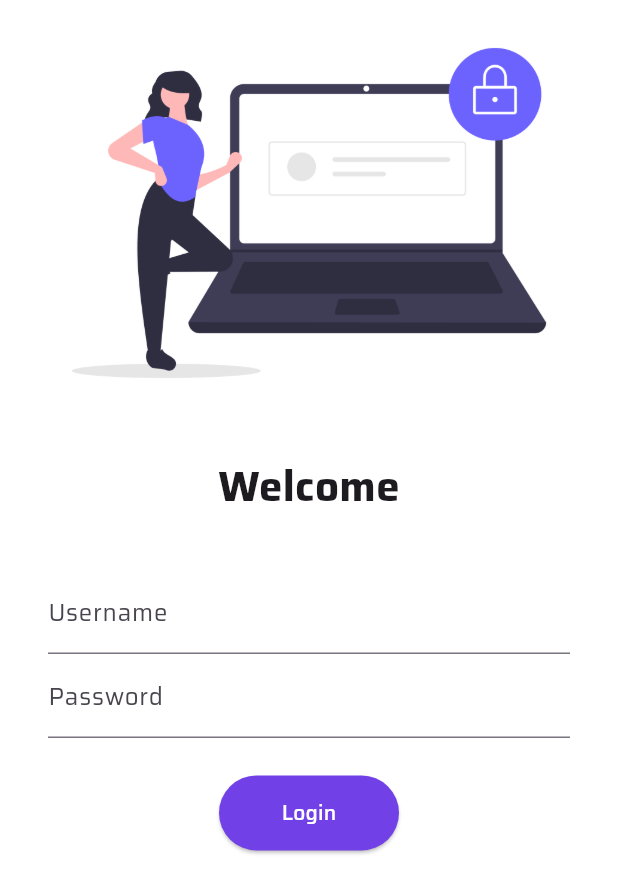
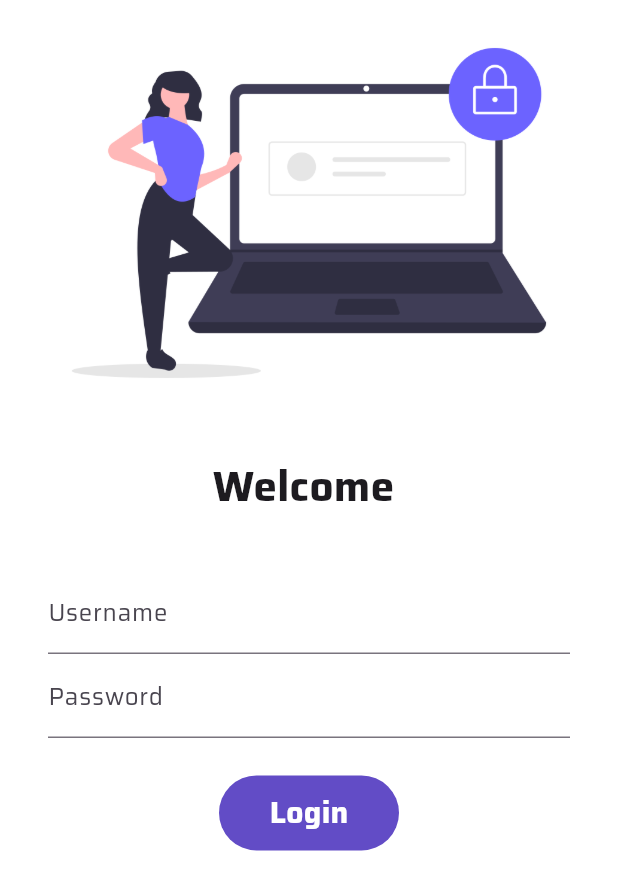
Before and after one commit to me-vivek-kr/FlutterLearn, a Flutter app: the LoginPage screen opened by its route, on a phone screen of 412 x 824 dp. Shown: the top 893 px of the screen. Run offline on Flutter 3.47's test engine with Material 3 defaults, Android fonts, the phone set to English and light mode, and no system bars; our stand-ins replace google_fonts.

Commit message:
Day3 Completed

```diff
--- a/lib/pages/login_page.dart
+++ b/lib/pages/login_page.dart
@@ -4,7 +4,14 @@ import 'package:flutter/material.dart';
 import 'package:flutter/widgets.dart';
 import 'package:flutterlearn/utils/routes.dart';
 
-class LoginPage extends StatelessWidget {
+class LoginPage extends StatefulWidget {
+  @override
+  State<LoginPage> createState() => _LoginPageState();
+}
+
+class _LoginPageState extends State<LoginPage> {
+  String name = "";
+  bool changeButton = false;
   @override
   Widget build(BuildContext context) {
     return Material(
@@ -17,9 +24,9 @@ class LoginPage extends StatelessWidget {
               fit: BoxFit.cover,
             ),
             const SizedBox(height: 20.0),
-            const Text(
-              "Welcome",
-              style: TextStyle(
+            Text(
+              "Welcome $name",
+              style: const TextStyle(
                 fontSize: 28,
                 fontWeight: FontWeight.bold,
               ),
@@ -34,6 +41,10 @@ class LoginPage extends StatelessWidget {
                       hintText: "Enter Username",
                       labelText: "Username",
                     ),
+                    onChanged: (value) {
+                      name = value;
+                      setState(() {});
+                    },
                   ),
                   TextFormField(
                     obscureText: true,
@@ -42,16 +53,43 @@ class LoginPage extends StatelessWidget {
                       labelText: "Password",
                     ),
                   ),
-                  SizedBox(height: 25.0),
-                  ElevatedButton(
-                    onPressed: () {
+                  const SizedBox(height: 25.0),
+                  // ElevatedButton(
+                  //   onPressed: () {
+                  //     Navigator.pushNamed(context, MyRoutes.homeRoute);
+                  //   },
+                  //   child: Text("Login"),
+                  //   style: TextButton.styleFrom(
+                  //     foregroundColor: Colors.white,
+                  //     backgroundColor: Color.fromARGB(255, 114, 64, 231),
+                  //     minimumSize: Size(120, 50),
+                  //   ),
+                  // )
+                  InkWell(
+                    onTap: () async {
+                      setState(() {
+                        changeButton = true;
+                      });
+                      await Future.delayed(Duration(seconds: 1));
                       Navigator.pushNamed(context, MyRoutes.homeRoute);
                     },
-                    child: Text("Login"),
-                    style: TextButton.styleFrom(
-                      foregroundColor: Colors.white,
-                      backgroundColor: Color.fromARGB(255, 114, 64, 231),
-                      minimumSize: Size(120, 50),
+                    child: AnimatedContainer(
+                      duration: Duration(seconds: 1),
+                      width: changeButton ? 50 : 120,
+                      height: 50,
+                      alignment: Alignment.center,
+                      child: changeButton
+                          ? Icon(Icons.done, color: Colors.white)
+                          : Text(
+                              "Login",
+                              style: TextStyle(
+                                  color: Colors.white,
+                                  fontWeight: FontWeight.bold,
+                                  fontSize: 20),
+                            ),
+                      decoration: BoxDecoration(
+                          color: Color.fromARGB(255, 98, 76, 198),
+                          borderRadius: BorderRadius.circular(25)),
                     ),
                   )
                 ],
```
